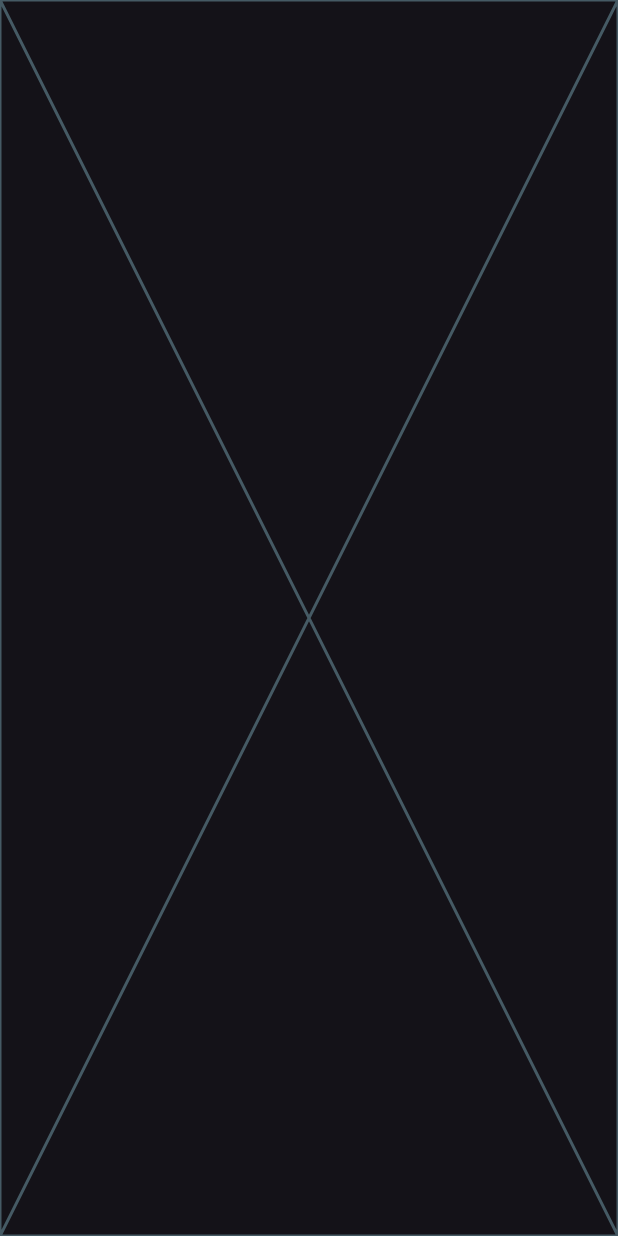
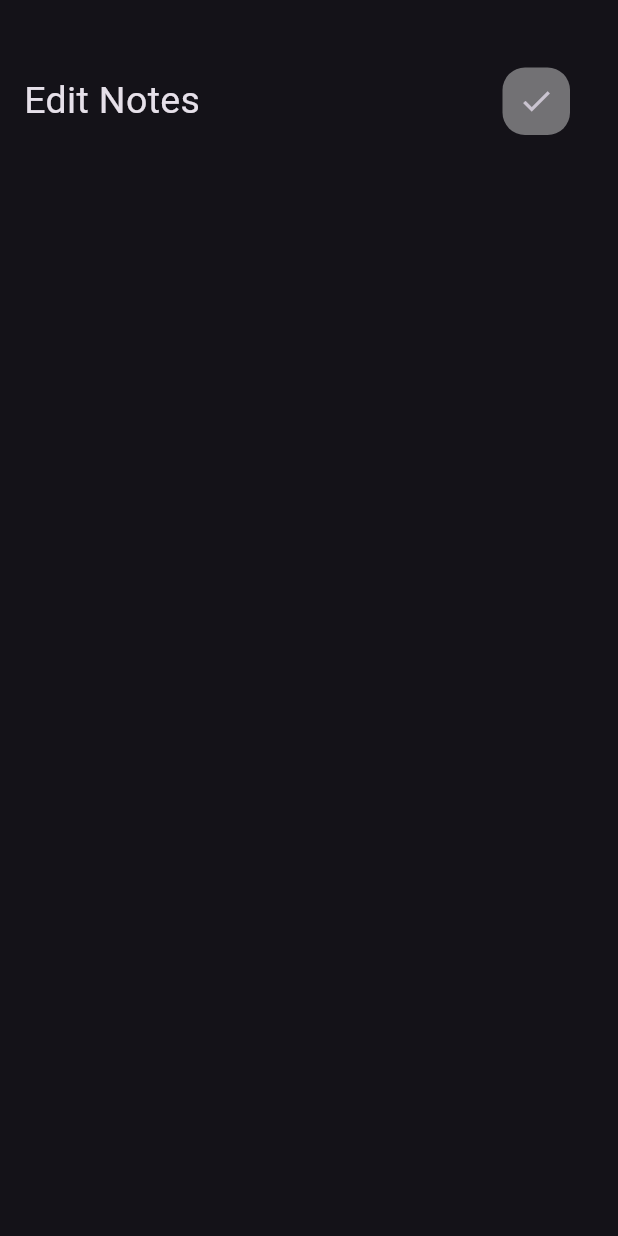
Before and after one commit to amr-turki/notes-app, a Flutter app: the EditNotesScreen screen opened directly, on a phone screen of 412 x 824 dp. Run offline on Flutter 3.47's test engine with Material 3 defaults, Android fonts, the phone set to English and light mode, and no system bars.

Commit message:
add custom app bar to edit note screen

```diff
--- a/lib/widget/custom_appbar.dart
+++ b/lib/widget/custom_appbar.dart
@@ -2,16 +2,18 @@ import 'package:flutter/material.dart';
 import 'package:notes_app/widget/custom_search_icon.dart';
 
 class CustomAppbar extends StatelessWidget {
-  const CustomAppbar({super.key});
+  const CustomAppbar({super.key, required this.icon, required this.text});
 
+  final String text;
+  final IconData icon;
   @override
   Widget build(BuildContext context) {
     return Row(
       children: [
-        Text('Notes App', style: TextStyle(fontSize: 25)),
+        Text(text, style: TextStyle(fontSize: 25)),
 
         Spacer(),
-        CustomSearchIcon(),
+        CustomSearchIcon(icon:icon),
       ],
     );
   }
--- a/lib/widget/custom_search_icon.dart
+++ b/lib/widget/custom_search_icon.dart
@@ -1,8 +1,10 @@
 import 'package:flutter/material.dart';
+import 'package:notes_app/screen/edit_notes_screen.dart';
 
 class CustomSearchIcon extends StatelessWidget {
-  const CustomSearchIcon({super.key});
+  const CustomSearchIcon({super.key, required this.icon});
 
+  final IconData icon;
   @override
   Widget build(BuildContext context) {
     return Padding(
@@ -16,7 +18,12 @@ class CustomSearchIcon extends StatelessWidget {
           borderRadius: BorderRadius.circular(15),
         ),
 
-        child: IconButton(onPressed: () {}, icon: Icon(Icons.search, size: 24)),
+        child: IconButton(
+          onPressed: () {
+
+          },
+          icon: Icon(icon, size: 24),
+        ),
       ),
     );
   }
--- a/lib/widget/edit_notes_body.dart
+++ b/lib/widget/edit_notes_body.dart
@@ -1,10 +1,19 @@
 import 'package:flutter/material.dart';
+import 'package:notes_app/widget/custom_appbar.dart';
 
 class EditNotesBody extends StatelessWidget {
   const EditNotesBody({super.key});
 
   @override
   Widget build(BuildContext context) {
-    return const Placeholder();
+    return Padding(
+      padding: const EdgeInsets.symmetric(horizontal: 16.0),
+      child: Column(
+        children: [
+          SizedBox(height: 45),
+          CustomAppbar(text: 'Edit Notes', icon: Icons.check),
+        ],
+      ),
+    );
   }
 }
--- a/lib/widget/notes_screen_body.dart
+++ b/lib/widget/notes_screen_body.dart
@@ -13,7 +13,7 @@ class NotesScreenBody extends StatelessWidget {
       child: Column(
         children: [
           SizedBox(height: 32),
-          CustomAppbar(),
+          CustomAppbar(text: 'Notes App',icon: Icons.search,),
           Expanded(child: NotesListView()),
         ],
       ),
```
Also changed, not shown: lib/widget/note_item.dart (+14 -1 lines).
